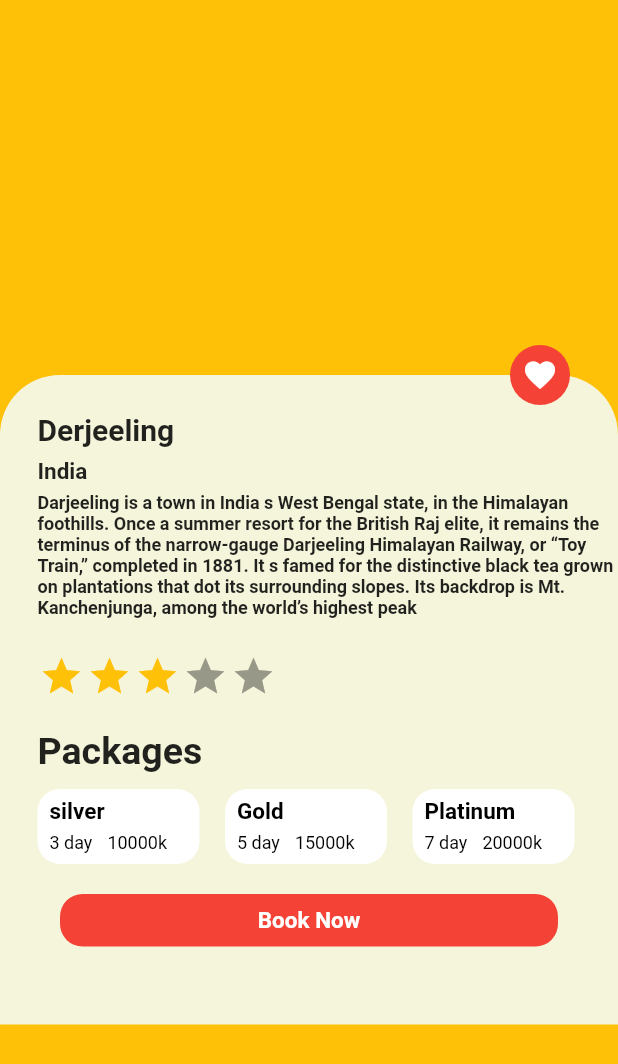
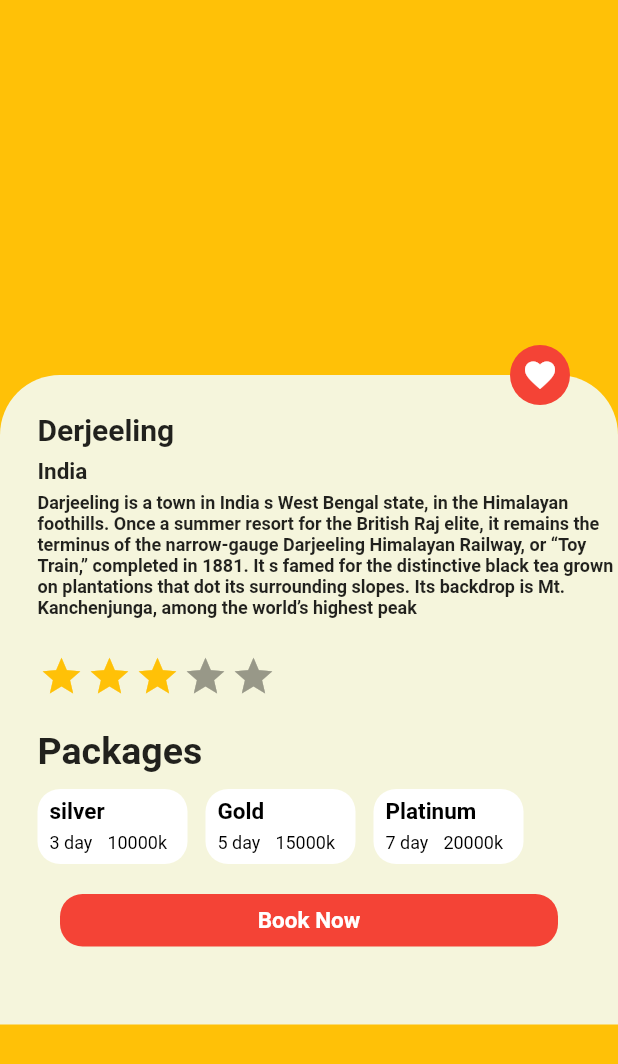
Before and after one commit to HasanMasrur/TourismApp, a Flutter app: the DetailsPage screen opened directly, on a phone screen of 412 x 824 dp. Shown: the top 1064 px of the screen. Run offline on Flutter 3.47's test engine with Material 2 defaults, Android fonts, the phone set to English and light mode, and no system bars; drawn by our look-alikes of flutter_rating_bar; our stand-ins replace font_awesome_flutter; network calls fail.

```diff
--- a/lib/details/detailspage.dart
+++ b/lib/details/detailspage.dart
@@ -141,7 +141,7 @@ class _DetailsPage extends State<DetailsPage> {
                           },
                         ),
                         SizedBox(
-                          width: 17,
+                          width: 12,
                         ),
                         Packages_box(
                           time: "5 day",
@@ -158,7 +158,7 @@ class _DetailsPage extends State<DetailsPage> {
                           },
                         ),
                         SizedBox(
-                          width: 17,
+                          width: 12,
                         ),
                         Packages_box(
                           time: "7 day",
--- a/lib/details/packages_box.dart
+++ b/lib/details/packages_box.dart
@@ -17,7 +17,7 @@ class Packages_box extends StatelessWidget {
         decoration: BoxDecoration(
             color: color, borderRadius: BorderRadius.all(Radius.circular(15))),
         height: 60,
-        width: 108,
+        width: 100,
         child: Column(
           children: [
             Container(
--- a/lib/homemainpage.dart
+++ b/lib/homemainpage.dart
@@ -53,9 +53,6 @@ class _HomeMainPage extends State<HomeMainPage> {
   @override
   Widget build(BuildContext context) {
     return Scaffold(
-      appBar: AppBar(
-        title: Text("Home Page"),
-      ),
       body: _buildAmbuliceList(),
     );
   }
--- a/lib/main.dart
+++ b/lib/main.dart
@@ -1,5 +1,6 @@
 import 'package:TourismApp/model/Modeldata.dart';
 import 'package:flutter/material.dart';
+import 'package:flutter/services.dart';
 import 'package:scoped_model/scoped_model.dart';
 import 'homemainpage.dart';
 import 'model/Modeldata.dart';
@@ -12,6 +13,9 @@ class MyApp extends StatelessWidget {
   final Modeldata modeldata = Modeldata();
   @override
   Widget build(BuildContext context) {
+    SystemChrome.setPreferredOrientations([
+      DeviceOrientation.portraitUp,
+    ]);
     return ScopedModel<Modeldata>(
       model: modeldata,
       child: MaterialApp(
```
